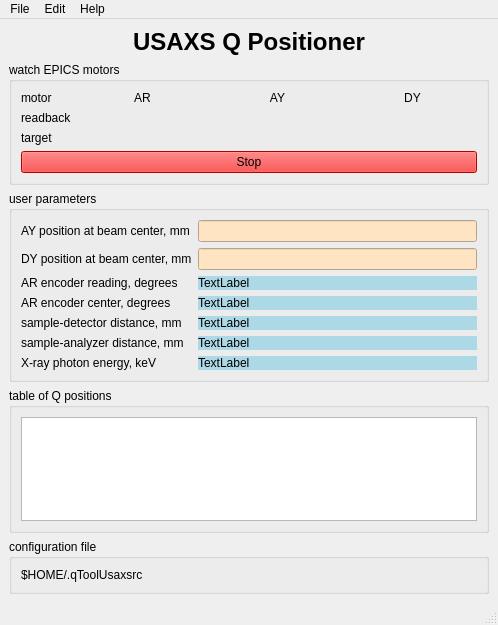
Above: qToolUsaxs/qToolUsaxs.ui from APS-USAXS/tools before the change. Below: the same form after it.
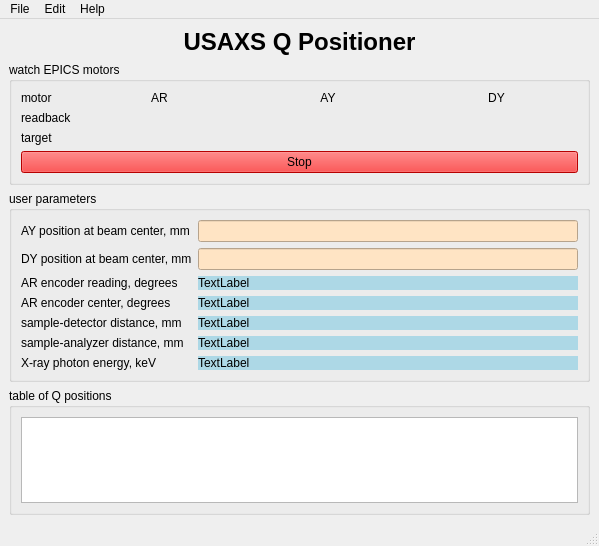
That is the form after the change. Icons and pictures are not drawn.

The edit to the form file:
```diff
--- a/qToolUsaxs/qToolUsaxs.ui
+++ b/qToolUsaxs/qToolUsaxs.ui
@@ -6,8 +6,8 @@
    <rect>
     <x>0</x>
     <y>0</y>
-    <width>498</width>
-    <height>625</height>
+    <width>599</width>
+    <height>546</height>
    </rect>
   </property>
   <property name="windowTitle">
@@ -21,7 +21,7 @@
    <property name="autoFillBackground">
     <bool>true</bool>
    </property>
-   <layout class="QGridLayout" name="gridLayout" rowstretch="0,0,0,0,0,0">
+   <layout class="QGridLayout" name="gridLayout" rowstretch="0,0,0,0,0">
     <item row="2" column="0">
      <widget class="QGroupBox" name="groupBox">
       <property name="title">
@@ -265,22 +265,6 @@
       </layout>
      </widget>
     </item>
-    <item row="5" column="0">
-     <widget class="QGroupBox" name="config_groupBox">
-      <property name="title">
-       <string>configuration file</string>
-      </property>
-      <layout class="QGridLayout" name="gridLayout_4">
-       <item row="0" column="0">
-        <widget class="QLabel" name="config_file">
-         <property name="text">
-          <string>$HOME/.qToolUsaxsrc</string>
-         </property>
-        </widget>
-       </item>
-      </layout>
-     </widget>
-    </item>
    </layout>
   </widget>
   <widget class="QStatusBar" name="statusbar"/>
@@ -289,7 +273,7 @@
     <rect>
      <x>0</x>
      <y>0</y>
-     <width>498</width>
+     <width>599</width>
      <height>21</height>
     </rect>
    </property>
```
Left out of the diff: 11 changed lines with no effect on the pictures.
